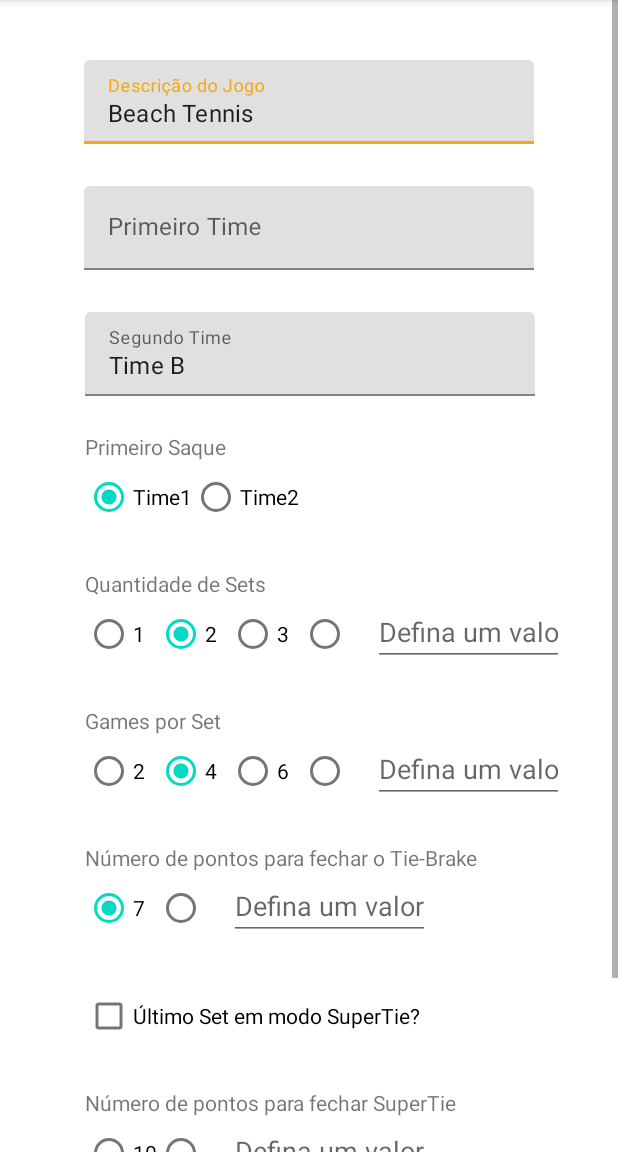
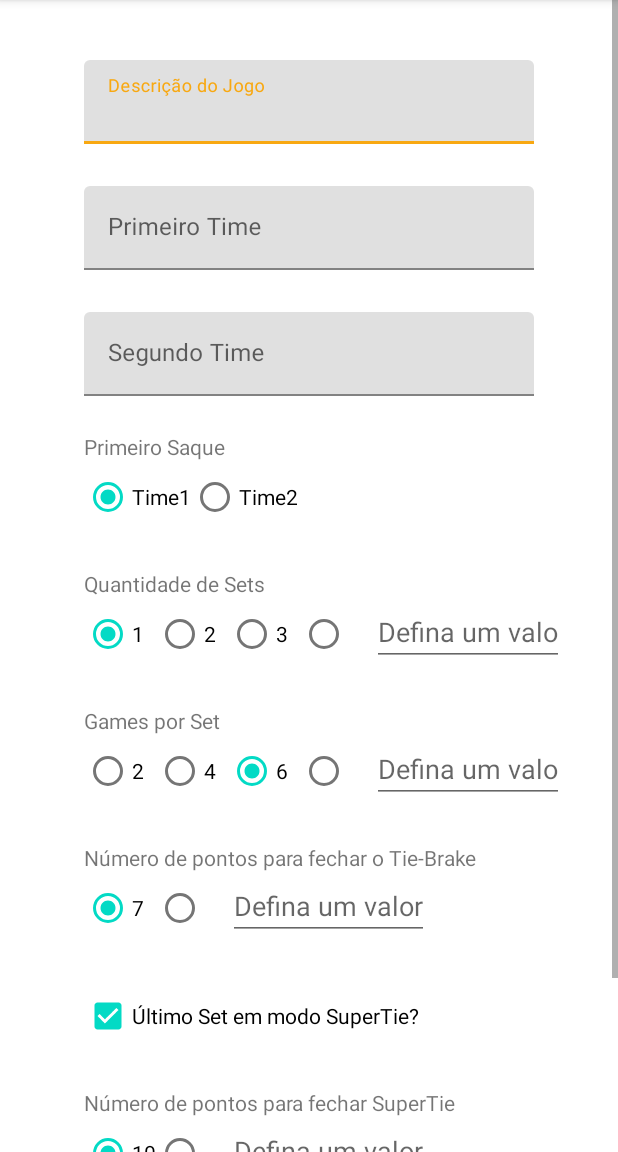
Before and after one commit to windcarvalho/PlacarPlayzim, an Android app: the ConfigActivity screen opened directly, with no data from a screen before it, on a phone screen of 412 x 824 dp, the part 84-1236 px from its top. Run offline under Robolectric (Android 15) with nearby library versions, the phone set to English and light mode, and no system bars.

Commit message:
Tela de Configuração, Alteração na Lógica do Jogo

```diff
--- a/app/src/main/java/com/playzim/activities/ConfigActivity.kt
+++ b/app/src/main/java/com/playzim/activities/ConfigActivity.kt
@@ -7,7 +7,6 @@ import android.view.View
 import android.widget.CheckBox
 import android.widget.RadioButton
 import android.widget.RadioGroup
-import android.widget.TextView
 import com.google.android.material.textfield.TextInputEditText
 import com.playzim.activities.placar.R
 import com.playzim.placarbt.GameBT
@@ -25,7 +24,8 @@ class ConfigActivity : AppCompatActivity() {
 
         var game: GameBT? = null
 
-        var categoria = findViewById<TextInputEditText>(R.id.categoria).text.toString()
+        var descricao = findViewById<TextInputEditText>(R.id.descricao).text.toString()
+//        var descricao = "Amistoso"
         var time1 = findViewById<TextInputEditText>(R.id.time1).text.toString()
         var time2 = findViewById<TextInputEditText>(R.id.time2).text.toString()
 
@@ -101,7 +101,7 @@ class ConfigActivity : AppCompatActivity() {
         }
 
 
-        game = GameBT (time1,time2,maxSets,maxGames,maxPontosTie,supertie,maxPontosSuperTie, primeiroSaque)
+        game = GameBT (descricao, time1,time2,maxSets,maxGames,maxPontosTie,supertie,maxPontosSuperTie, primeiroSaque)
         val it_match = Intent(this, Playzim_Score_Activity::class.java).apply{}
         it_match.putExtra("GAME", game);
         startActivity(it_match);
--- a/app/src/main/res/layout/activity_config.xml
+++ b/app/src/main/res/layout/activity_config.xml
@@ -13,20 +13,18 @@
         tools:context="com.playzim.activities.ConfigActivity">
 
         <com.google.android.material.textfield.TextInputLayout
-            android:id="@+id/categoria_layout"
+            android:id="@+id/descricao_layout"
             android:layout_width="300dp"
             android:layout_height="wrap_content"
-            android:hint="Descrição do Jogo"
             app:layout_constraintEnd_toEndOf="parent"
             app:layout_constraintStart_toStartOf="parent"
             app:layout_constraintTop_toTopOf="parent">
 
             <com.google.android.material.textfield.TextInputEditText
-                android:id="@+id/categoria"
+                android:id="@+id/descricao"
                 android:layout_width="match_parent"
                 android:layout_height="wrap_content"
                 android:hint="Descrição do Jogo"
-                android:text="Beach Tennis"
                 tools:ignore="TouchTargetSizeCheck" />
         </com.google.android.material.textfield.TextInputLayout>
 
@@ -36,16 +34,15 @@
             android:layout_height="wrap_content"
             android:layout_marginTop="28dp"
             app:layout_constraintEnd_toEndOf="parent"
-            app:layout_constraintHorizontal_bias="0.495"
+            app:layout_constraintHorizontal_bias="0.501"
             app:layout_constraintStart_toStartOf="parent"
-            app:layout_constraintTop_toBottomOf="@+id/categoria_layout">
+            app:layout_constraintTop_toBottomOf="@+id/descricao_layout">
 
             <com.google.android.material.textfield.TextInputEditText
                 android:id="@+id/time1"
                 android:layout_width="match_parent"
                 android:layout_height="wrap_content"
-                android:hint="Primeiro Time"
-                tools:text="Time A" />
+                android:hint="Primeiro Time" />
         </com.google.android.material.textfield.TextInputLayout>
 
         <com.google.android.material.textfield.TextInputLayout
@@ -54,7 +51,7 @@
             android:layout_height="wrap_content"
             android:layout_marginTop="28dp"
             app:layout_constraintEnd_toEndOf="parent"
-            app:layout_constraintHorizontal_bias="0.531"
+            app:layout_constraintHorizontal_bias="0.501"
             app:layout_constraintStart_toStartOf="parent"
             app:layout_constraintTop_toBottomOf="@+id/time1_layout">
 
@@ -62,8 +59,7 @@
                 android:id="@+id/time2"
                 android:layout_width="match_parent"
                 android:layout_height="wrap_content"
-                android:hint="Segundo Time"
-                android:text="Time B" />
+                android:hint="Segundo Time" />
         </com.google.android.material.textfield.TextInputLayout>
 
         <TextView
@@ -123,13 +119,13 @@
                 android:id="@+id/radioButton3"
                 android:layout_width="match_parent"
                 android:layout_height="wrap_content"
+                android:checked="true"
                 android:text="1" />
 
             <RadioButton
                 android:id="@+id/radioButton4"
                 android:layout_width="match_parent"
                 android:layout_height="wrap_content"
-                android:checked="true"
                 android:text="2" />
 
             <RadioButton
@@ -182,7 +178,6 @@
                 android:id="@+id/radioButton24"
                 android:layout_width="match_parent"
                 android:layout_height="wrap_content"
-                android:checked="true"
                 android:text="4" />
 
             <RadioButton
@@ -190,6 +185,7 @@
                 android:layout_width="wrap_content"
                 android:layout_height="wrap_content"
                 android:layout_weight="1"
+                android:checked="true"
                 android:text="6" />
             <RadioButton
                 android:id="@+id/radioButtonq215"
@@ -251,7 +247,7 @@
 
             <com.google.android.material.textfield.TextInputEditText
                 android:id="@+id/qtdPtsTiePersonalizado"
-                android:layout_width="match_parent"
+                android:layout_width="wrap_content"
                 android:layout_height="wrap_content"
                 android:hint="Defina um valor"
                 tools:ignore="TouchTargetSizeCheck" />
@@ -262,6 +258,7 @@
             android:layout_width="wrap_content"
             android:layout_height="wrap_content"
             android:layout_marginTop="24dp"
+            android:checked="true"
             android:text="Último Set em modo SuperTie?"
             app:layout_constraintStart_toStartOf="@+id/ptsTieBrake"
             app:layout_constraintTop_toBottomOf="@+id/ptsTieBrake" />
@@ -287,6 +284,7 @@
                 android:id="@+id/radioButton1233333"
                 android:layout_width="match_parent"
                 android:layout_height="wrap_content"
+                android:checked="true"
                 android:text="10" />
 
             <RadioButton
```
Also changed, not shown: app/src/main/java/com/playzim/placarbt/GameBT.java (+16 -1 lines).
